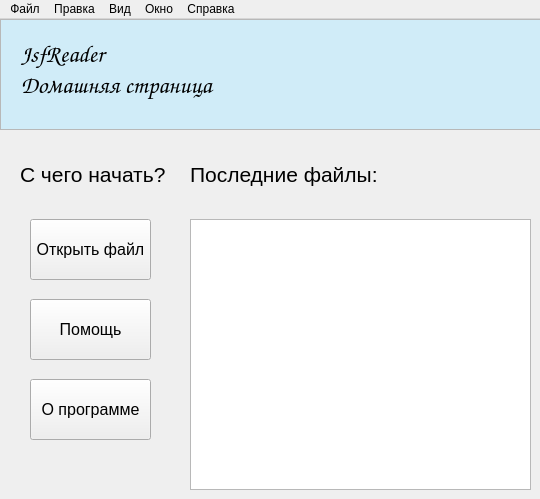
This is ui/main.ui in Chelove4ik/seabed-imaging as Qt 5 draws it before an edit. The edited form follows.
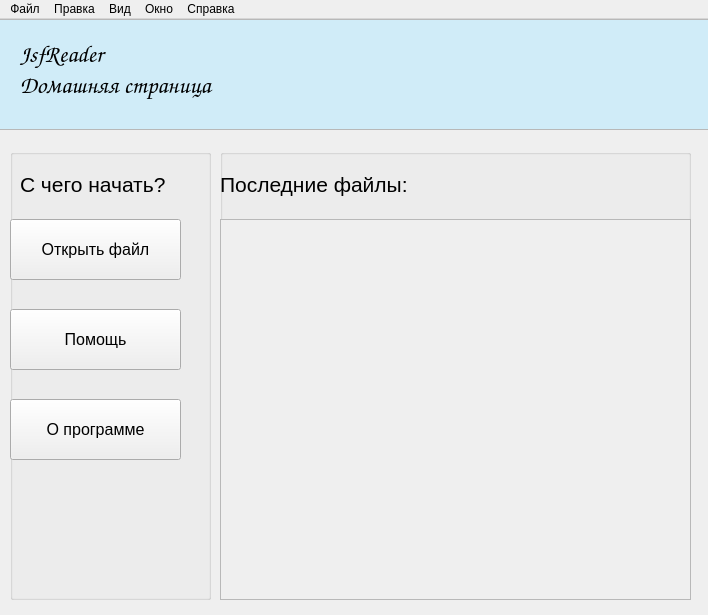
This is the edited form.

Patch:
```diff
--- a/ui/main.ui
+++ b/ui/main.ui
@@ -6,92 +6,26 @@
    <rect>
     <x>0</x>
     <y>0</y>
-    <width>540</width>
-    <height>499</height>
+    <width>708</width>
+    <height>615</height>
    </rect>
   </property>
   <property name="windowTitle">
    <string>MainWindow</string>
   </property>
+  <property name="layoutDirection">
+   <enum>Qt::LeftToRight</enum>
+  </property>
   <property name="styleSheet">
    <string notr="true"/>
   </property>
   <widget class="QWidget" name="centralwidget">
-   <widget class="QPushButton" name="pb_open">
-    <property name="geometry">
-     <rect>
-      <x>30</x>
-      <y>200</y>
-      <width>121</width>
-      <height>61</height>
-     </rect>
-    </property>
-    <property name="font">
-     <font>
-      <pointsize>12</pointsize>
-     </font>
-    </property>
-    <property name="text">
-     <string>Открыть файл</string>
-    </property>
-   </widget>
-   <widget class="QPushButton" name="pb_help">
-    <property name="geometry">
-     <rect>
-      <x>30</x>
-      <y>280</y>
-      <width>121</width>
-      <height>61</height>
-     </rect>
-    </property>
-    <property name="font">
-     <font>
-      <pointsize>12</pointsize>
-     </font>
-    </property>
-    <property name="text">
-     <string>Помощь</string>
-    </property>
-   </widget>
-   <widget class="QPushButton" name="pb_about">
-    <property name="geometry">
-     <rect>
-      <x>30</x>
-      <y>360</y>
-      <width>121</width>
-      <height>61</height>
-     </rect>
-    </property>
-    <property name="font">
-     <font>
-      <pointsize>12</pointsize>
-     </font>
-    </property>
-    <property name="text">
-     <string>О программе</string>
-    </property>
-   </widget>
-   <widget class="QListView" name="lv_latest_files">
-    <property name="geometry">
-     <rect>
-      <x>190</x>
-      <y>200</y>
-      <width>341</width>
-      <height>271</height>
-     </rect>
-    </property>
-    <property name="font">
-     <font>
-      <pointsize>12</pointsize>
-     </font>
-    </property>
-   </widget>
    <widget class="QTextBrowser" name="tb_header">
     <property name="geometry">
      <rect>
-      <x>0</x>
+      <x>-1</x>
       <y>0</y>
-      <width>541</width>
+      <width>711</width>
       <height>111</height>
      </rect>
     </property>
@@ -104,47 +38,150 @@
      <string>&lt;!DOCTYPE HTML PUBLIC &quot;-//W3C//DTD HTML 4.0//EN&quot; &quot;http://www.w3.org/TR/REC-html40/strict.dtd&quot;&gt;
 &lt;html&gt;&lt;head&gt;&lt;meta name=&quot;qrichtext&quot; content=&quot;1&quot; /&gt;&lt;style type=&quot;text/css&quot;&gt;
 p, li { white-space: pre-wrap; }
-&lt;/style&gt;&lt;/head&gt;&lt;body style=&quot; font-family:'Comic Sans MS'; font-size:8.25pt; font-weight:400; font-style:normal;&quot; bgcolor=&quot;#d0ecf8&quot;&gt;
-&lt;p style=&quot;-qt-paragraph-type:empty; margin-top:0px; margin-bottom:0px; margin-left:0px; margin-right:0px; -qt-block-indent:0; text-indent:0px; font-family:'MS Shell Dlg 2';&quot;&gt;&lt;br /&gt;&lt;/p&gt;
+&lt;/style&gt;&lt;/head&gt;&lt;body style=&quot; font-family:'Comic Sans MS'; font-size:7.8pt; font-weight:400; font-style:normal;&quot; bgcolor=&quot;#d0ecf8&quot;&gt;
+&lt;p style=&quot;-qt-paragraph-type:empty; margin-top:0px; margin-bottom:0px; margin-left:0px; margin-right:0px; -qt-block-indent:0; text-indent:0px; font-family:'MS Shell Dlg 2'; font-size:8.25pt;&quot;&gt;&lt;br /&gt;&lt;/p&gt;
 &lt;p style=&quot; margin-top:0px; margin-bottom:0px; margin-left:0px; margin-right:0px; -qt-block-indent:0; text-indent:0px;&quot;&gt;&lt;span style=&quot; font-family:'MS Shell Dlg 2'; font-size:18pt;&quot;&gt;   &lt;/span&gt;&lt;span style=&quot; font-family:'MS Shell Dlg 2'; font-size:18pt; font-weight:600;&quot;&gt;JsfReader&lt;/span&gt;&lt;/p&gt;
 &lt;p style=&quot; margin-top:0px; margin-bottom:0px; margin-left:0px; margin-right:0px; -qt-block-indent:0; text-indent:0px;&quot;&gt;&lt;span style=&quot; font-family:'MS Shell Dlg 2'; font-size:18pt;&quot;&gt;   Домашняя страница&lt;/span&gt;&lt;/p&gt;&lt;/body&gt;&lt;/html&gt;</string>
     </property>
    </widget>
-   <widget class="QLabel" name="label">
+   <widget class="QGroupBox" name="groupBox">
     <property name="geometry">
      <rect>
-      <x>20</x>
+      <x>10</x>
       <y>130</y>
-      <width>151</width>
-      <height>51</height>
+      <width>201</width>
+      <height>451</height>
      </rect>
     </property>
-    <property name="font">
-     <font>
-      <pointsize>16</pointsize>
-     </font>
+    <property name="title">
+     <string/>
     </property>
-    <property name="text">
-     <string>С чего начать?</string>
-    </property>
+    <widget class="QLabel" name="label">
+     <property name="geometry">
+      <rect>
+       <x>10</x>
+       <y>10</y>
+       <width>191</width>
+       <height>51</height>
+      </rect>
+     </property>
+     <property name="font">
+      <font>
+       <pointsize>16</pointsize>
+      </font>
+     </property>
+     <property name="text">
+      <string>С чего начать?</string>
+     </property>
+    </widget>
+    <widget class="QPushButton" name="pb_open">
+     <property name="geometry">
+      <rect>
+       <x>0</x>
+       <y>70</y>
+       <width>171</width>
+       <height>61</height>
+      </rect>
+     </property>
+     <property name="font">
+      <font>
+       <pointsize>12</pointsize>
+      </font>
+     </property>
+     <property name="text">
+      <string>Открыть файл</string>
+     </property>
+    </widget>
+    <widget class="QPushButton" name="pb_help">
+     <property name="geometry">
+      <rect>
+       <x>0</x>
+       <y>160</y>
+       <width>171</width>
+       <height>61</height>
+      </rect>
+     </property>
+     <property name="font">
+      <font>
+       <pointsize>12</pointsize>
+      </font>
+     </property>
+     <property name="text">
+      <string>Помощь</string>
+     </property>
+    </widget>
+    <widget class="QPushButton" name="pb_about">
+     <property name="geometry">
+      <rect>
+       <x>0</x>
+       <y>250</y>
+       <width>171</width>
+       <height>61</height>
+      </rect>
+     </property>
+     <property name="font">
+      <font>
+       <pointsize>12</pointsize>
+      </font>
+     </property>
+     <property name="text">
+      <string>О программе</string>
+     </property>
+    </widget>
    </widget>
-   <widget class="QLabel" name="label_2">
+   <widget class="QGroupBox" name="groupBox_2">
     <property name="geometry">
      <rect>
-      <x>190</x>
+      <x>220</x>
       <y>130</y>
-      <width>221</width>
-      <height>51</height>
+      <width>471</width>
+      <height>451</height>
      </rect>
     </property>
-    <property name="font">
-     <font>
-      <pointsize>16</pointsize>
-     </font>
+    <property name="title">
+     <string/>
     </property>
-    <property name="text">
-     <string>Последние файлы:</string>
-    </property>
+    <widget class="QLabel" name="label_2">
+     <property name="geometry">
+      <rect>
+       <x>0</x>
+       <y>10</y>
+       <width>331</width>
+       <height>51</height>
+      </rect>
+     </property>
+     <property name="font">
+      <font>
+       <pointsize>16</pointsize>
+      </font>
+     </property>
+     <property name="text">
+      <string>Последние файлы:</string>
+     </property>
+    </widget>
+    <widget class="QScrollArea" name="scrollArea">
+     <property name="geometry">
+      <rect>
+       <x>0</x>
+       <y>70</y>
+       <width>471</width>
+       <height>381</height>
+      </rect>
+     </property>
+     <property name="widgetResizable">
+      <bool>true</bool>
+     </property>
+     <widget class="QWidget" name="scrollAreaWidgetContents">
+      <property name="geometry">
+       <rect>
+        <x>0</x>
+        <y>0</y>
+        <width>469</width>
+        <height>379</height>
+       </rect>
+      </property>
+     </widget>
+    </widget>
    </widget>
   </widget>
   <widget class="QMenuBar" name="menubar">
@@ -152,8 +189,8 @@
     <rect>
      <x>0</x>
      <y>0</y>
-     <width>540</width>
-     <height>21</height>
+     <width>708</width>
+     <height>26</height>
     </rect>
    </property>
    <widget class="QMenu" name="menu_file">
```
